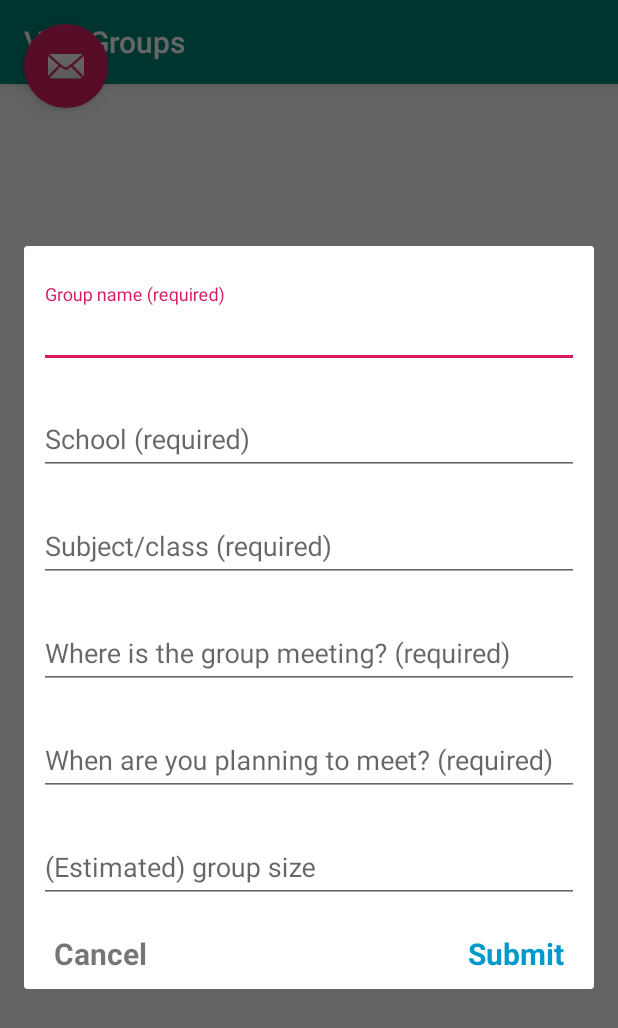
After one commit to winterfreddy/StudyWhere, an Android app: the fragment newGroupDialog placed in its activity, on a phone screen of 412 x 824 dp. The commit adds this screen. Shown: the top 1028 px of the screen. Run offline under Robolectric (Android 15) with nearby library versions, the phone set to English and light mode, and no system bars; our stand-ins replace Firebase (no records; nobody signed in at launch, a user with empty details on screens opened directly).

Commit message:
Jacob's edits

```diff
--- /dev/null
+++ b/app/src/main/java/com/example/studywhere/GroupActivity.java
@@ -0,0 +1,7 @@
+package com.example.studywhere;
+
+public interface GroupActivity {
+
+    void createNewGroup(String group_name, String school_name, String subject, String location, String date, String group_size);
+    void onGroupSelected(Group group);
+}
--- /dev/null
+++ b/app/src/main/java/com/example/studywhere/newGroupDialog.java
@@ -0,0 +1,77 @@
+package com.example.studywhere;
+
+import android.content.Context;
+import android.app.Dialog;
+import android.os.Bundle;
+import android.support.v4.app.DialogFragment;
+import android.view.LayoutInflater;
+import android.view.View;
+import android.view.ViewGroup;
+import android.widget.EditText;
+import android.widget.TextView;
+import android.widget.Toast;
+import android.support.annotation.Nullable;
+//import android.support.v7.app.AppCompatDialogFragment;
+
+public class newGroupDialog extends DialogFragment implements View.OnClickListener{
+
+    private static final String TAG = "newGroupDialog";
+    private EditText mGroupName, mSchoolName, mSubject, mLocation, mDate, mGroupSize;
+    private TextView mSubmit, mCancel;
+    private GroupActivity mGroupActivity;
+
+    @Override
+    public Dialog onCreateDialog(Bundle savedInstanceState) {
+        return super.onCreateDialog(savedInstanceState);
+    }
+
+    @Nullable
+    @Override
+    public View onCreateView(LayoutInflater inflater, @Nullable ViewGroup container, Bundle savedInstanceState) {
+        View view = inflater.inflate(R.layout.dialog_new_group, container, false);
+        mGroupName = view.findViewById(R.id.group_name);
+        mSchoolName = view.findViewById(R.id.school_name);
+        mSubject = view.findViewById(R.id.subject_name);
+        mLocation = view.findViewById(R.id.location);
+        mDate = view.findViewById(R.id.date);
+        mGroupSize = view.findViewById(R.id.group_size);
+        mSubmit = view.findViewById(R.id.submit);
+        mCancel = view.findViewById(R.id.cancel);
+        mSubmit.setOnClickListener(this);
+        mCancel.setOnClickListener(this);
+        return view;
+    }
+
+    @Override
+    public void onAttach(Context context) {
+        super.onAttach(context);
+        mGroupActivity = (GroupActivity) getActivity(); //instantiates the GroupActivity interface
+    }
+
+    @Override
+    public void onClick(View view) {
+        switch (view.getId()){
+            case R.id.submit:{
+                String group_name = mGroupName.getText().toString();
+                String school_name = mSchoolName.getText().toString();
+                String subject = mSubject.getText().toString();
+                String location = mLocation.getText().toString();
+                String date = mDate.getText().toString();
+                String group_size = mGroupSize.getText().toString();
+                if ((!group_name.equals("")) && (!school_name.equals("")) && (!subject.equals("")) && (!location.equals("")) && (!date.equals(""))){
+                    mGroupActivity.createNewGroup(group_name, school_name, subject, location, date, group_size);
+                    getDialog().dismiss();
+                }
+                else{
+                    Toast.makeText(getActivity(), "Required info is incomplete", Toast.LENGTH_SHORT).show();
+                }
+                break;
+            }
+            case R.id.cancel:{
+                getDialog().dismiss();
+                break;
+            }
+        }
+
+    }
+}
--- /dev/null
+++ b/app/src/main/res/layout/activity_view_groups.xml
@@ -0,0 +1,48 @@
+<?xml version="1.0" encoding="utf-8"?>
+<RelativeLayout xmlns:android="http://schemas.android.com/apk/res/android"
+    xmlns:app="http://schemas.android.com/apk/res-auto"
+    xmlns:tools="http://schemas.android.com/tools"
+    android:layout_width="match_parent"
+    android:layout_height="match_parent"
+    tools:context=".ViewGroups">
+
+    <android.support.design.widget.AppBarLayout
+        android:layout_width="match_parent"
+        android:layout_height="wrap_content"
+        android:theme="@style/AppTheme.AppBarOverlay">
+
+        <android.support.v7.widget.Toolbar
+            android:id="@+id/toolbar"
+            android:layout_width="match_parent"
+            android:layout_height="?attr/actionBarSize"
+            android:background="?attr/colorPrimary"
+            app:popupTheme="@style/AppTheme.PopupOverlay" />
+
+    </android.support.design.widget.AppBarLayout>
+
+    <include layout="@layout/content_view_groups" />
+
+    <android.support.v4.widget.SwipeRefreshLayout
+        android:layout_width="match_parent"
+        android:layout_height="match_parent"
+        android:id="@+id/swipe_layout">
+
+        <android.support.v7.widget.RecyclerView
+            android:layout_width="match_parent"
+            android:layout_height="match_parent"
+            android:id="@+id/recycler_view"
+            android:orientation="vertical">
+
+        </android.support.v7.widget.RecyclerView>
+
+    </android.support.v4.widget.SwipeRefreshLayout>
+
+    <android.support.design.widget.FloatingActionButton
+        android:id="@+id/fab"
+        android:layout_width="wrap_content"
+        android:layout_height="wrap_content"
+        android:layout_gravity="bottom|end"
+        android:layout_margin="@dimen/fab_margin"
+        app:srcCompat="@android:drawable/ic_dialog_email" />
+
+</RelativeLayout>
--- /dev/null
+++ b/app/src/main/res/layout/content_view_groups.xml
@@ -0,0 +1,11 @@
+<?xml version="1.0" encoding="utf-8"?>
+<android.support.constraint.ConstraintLayout xmlns:android="http://schemas.android.com/apk/res/android"
+    xmlns:app="http://schemas.android.com/apk/res-auto"
+    xmlns:tools="http://schemas.android.com/tools"
+    android:layout_width="match_parent"
+    android:layout_height="match_parent"
+    app:layout_behavior="@string/appbar_scrolling_view_behavior"
+    tools:context=".ViewGroups"
+    tools:showIn="@layout/activity_view_groups">
+
+</android.support.constraint.ConstraintLayout>
--- /dev/null
+++ b/app/src/main/res/layout/dialog_new_group.xml
@@ -0,0 +1,134 @@
+<?xml version="1.0" encoding="utf-8"?>
+<LinearLayout xmlns:android="http://schemas.android.com/apk/res/android"
+        android:orientation="vertical"
+        android:layout_width="match_parent"
+        android:layout_height="match_parent"
+    android:padding="10dp">
+
+    <android.support.design.widget.TextInputLayout
+        android:layout_width="match_parent"
+        android:layout_height="wrap_content"
+        android:id="@+id/group_name_wrapper"
+        android:layout_marginTop="15dp">
+
+        <android.support.design.widget.TextInputEditText
+            android:layout_width="match_parent"
+            android:layout_height="wrap_content"
+            android:inputType="text"
+            android:id="@+id/group_name"
+            android:imeOptions="actionNext"
+            android:hint="Group name (required)"/>
+
+    </android.support.design.widget.TextInputLayout>
+
+    <android.support.design.widget.TextInputLayout
+        android:layout_width="match_parent"
+        android:layout_height="wrap_content"
+        android:id="@+id/school_wrapper"
+        android:layout_marginTop="15dp">
+
+        <android.support.design.widget.TextInputEditText
+            android:layout_width="match_parent"
+            android:layout_height="wrap_content"
+            android:inputType="text"
+            android:id="@+id/school_name"
+            android:imeOptions="actionNext"
+            android:hint="School (required)"/>
+
+    </android.support.design.widget.TextInputLayout>
+
+    <android.support.design.widget.TextInputLayout
+        android:layout_width="match_parent"
+        android:layout_height="wrap_content"
+        android:id="@+id/subject_name_wrapper"
+        android:layout_marginTop="15dp">
+
+        <android.support.design.widget.TextInputEditText
+            android:layout_width="match_parent"
+            android:layout_height="wrap_content"
+            android:inputType="text"
+            android:id="@+id/subject_name"
+            android:imeOptions="actionNext"
+            android:hint="Subject/class (required)"/>
+
+    </android.support.design.widget.TextInputLayout>
+
+    <android.support.design.widget.TextInputLayout
+        android:layout_width="match_parent"
+        android:layout_height="wrap_content"
+        android:id="@+id/location_wrapper"
+        android:layout_marginTop="15dp">
+
+        <android.support.design.widget.TextInputEditText
+            android:layout_width="match_parent"
+            android:layout_height="wrap_content"
+            android:inputType="text"
+            android:id="@+id/location"
+            android:imeOptions="actionNext"
+            android:hint="Where is the group meeting? (required)"/>
+
+    </android.support.design.widget.TextInputLayout>
+
+    <android.support.design.widget.TextInputLayout
+        android:layout_width="match_parent"
+        android:layout_height="wrap_content"
+        android:id="@+id/date_wrapper"
+        android:layout_marginTop="15dp">
+
+        <android.support.design.widget.TextInputEditText
+            android:layout_width="match_parent"
+            android:layout_height="wrap_content"
+            android:inputType="text"
+            android:id="@+id/date"
+            android:imeOptions="actionNext"
+            android:hint="When are you planning to meet? (required)"/>
+
+    </android.support.design.widget.TextInputLayout>
+
+    <android.support.design.widget.TextInputLayout
+        android:layout_width="match_parent"
+        android:layout_height="wrap_content"
+        android:id="@+id/group_size_wrapper"
+        android:layout_marginTop="15dp">
+
+        <android.support.design.widget.TextInputEditText
+            android:layout_width="match_parent"
+            android:layout_height="wrap_content"
+            android:inputType="text"
+            android:id="@+id/group_size"
+            android:imeOptions="actionNext"
+            android:hint="(Estimated) group size"/>
+
+    </android.support.design.widget.TextInputLayout>
+
+    <RelativeLayout
+        android:layout_width="match_parent"
+        android:layout_height="wrap_content"
+        android:layout_marginTop="20dp"
+        >
+
+        <TextView
+            android:layout_width="wrap_content"
+            android:layout_height="wrap_content"
+            android:textSize="20sp"
+            android:layout_alignParentRight="true"
+            android:layout_marginRight="10dp"
+            android:id="@+id/submit"
+            android:text="Submit"
+            android:textStyle="bold"
+            android:textColor="@android:color/holo_blue_dark"/>
+
+
+        <TextView
+            android:layout_width="wrap_content"
+            android:layout_height="wrap_content"
+            android:textSize="20sp"
+            android:layout_alignParentLeft="true"
+            android:layout_marginLeft="10dp"
+            android:id="@+id/cancel"
+            android:text="Cancel"
+            android:textStyle="bold"/>
+
+    </RelativeLayout>
+
+</LinearLayout>
--- /dev/null
+++ b/app/src/main/res/values/dimens.xml
@@ -0,0 +1,3 @@
+<resources>
+    <dimen name="fab_margin">16dp</dimen>
+</resources>
--- a/app/src/main/res/values/strings.xml
+++ b/app/src/main/res/values/strings.xml
@@ -9,4 +9,5 @@
     <string name="longitudetext">Longitude:</string>
     <string name="add_study_place">Add Study Place</string>
     <string name="type_name_of_location_here">type name of location here</string>
+    <string name="title_activity_view_groups">ViewGroups</string>
 </resources>
--- a/app/src/main/res/values/styles.xml
+++ b/app/src/main/res/values/styles.xml
@@ -8,4 +8,13 @@
         <item name="colorAccent">@color/colorAccent</item>
     </style>
 
+    <style name="AppTheme.NoActionBar">
+        <item name="windowActionBar">false</item>
+        <item name="windowNoTitle">true</item>
+    </style>
+
+    <style name="AppTheme.AppBarOverlay" parent="ThemeOverlay.AppCompat.Dark.ActionBar" />
+
+    <style name="AppTheme.PopupOverlay" parent="ThemeOverlay.AppCompat.Light" />
+
 </resources>
```
Also changed, not shown: app/src/main/AndroidManifest.xml (+7 -11 lines), app/src/main/java/com/example/studywhere/Group.java (added, +93 -0 lines), app/src/main/java/com/example/studywhere/GroupAdapter.java (added, +77 -0 lines), app/src/main/java/com/example/studywhere/MakeGroup.java (+38 -1 lines), app/src/main/java/com/example/studywhere/ViewGroups.java (added, +146 -0 lines), app/src/main/java/com/example/studywhere/ViewMapOnly.java (+9 -0 lines), app/src/main/res/layout/layout_group_list_item.xml (added, +36 -0 lines), 1 other file.
